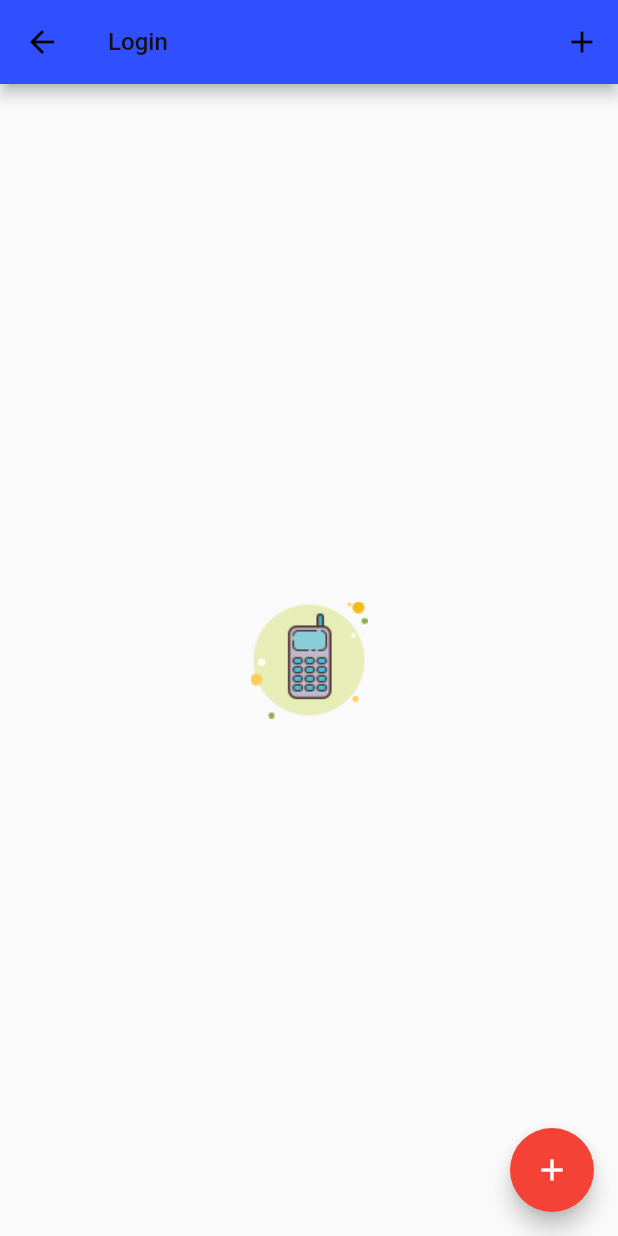
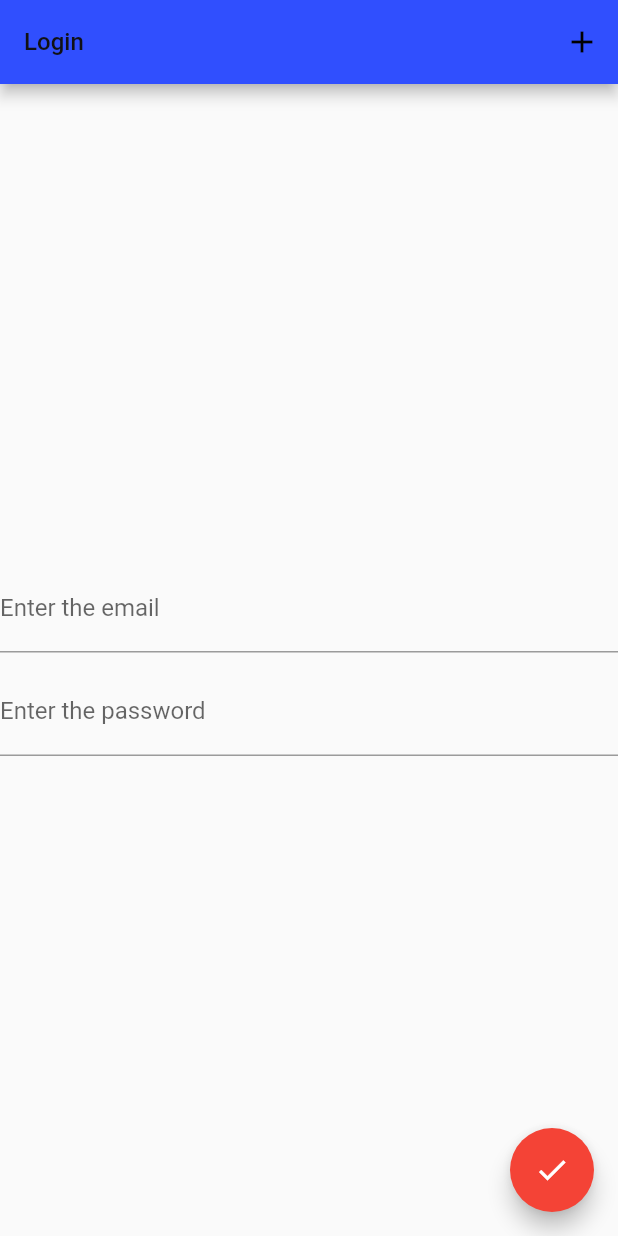
Before and after one commit to vientn1998/base_app_flutter, a Flutter app: the LoginScreen screen opened directly, on a phone screen of 412 x 824 dp. Run offline on Flutter 3.47's test engine with Material 2 defaults, Android fonts, the phone set to English and light mode, and no system bars; our stand-ins replace bloc, connectivity, dio, equatable, flutter_bloc, fluttertoast and 4 more; missing offline and left inert: app_settings; accounts and stored records are empty.

```diff
--- /dev/null
+++ b/lib/app/import_file_global.dart
@@ -0,0 +1,3 @@
+export '../widgets/app_widgets.dart';
+export '../app/injector.dart';
+export '../provider/login_provider.dart';
--- /dev/null
+++ b/lib/data/services/login/login_api.dart
@@ -0,0 +1,3 @@
+import 'package:base_app_flutter/data/services/api_base.dart';
+
+class LoginServices extends BaseApi {}
--- /dev/null
+++ b/lib/data/services/login/login_repository.dart
@@ -0,0 +1 @@
+class LoginRespository {}
--- a/lib/main.dart
+++ b/lib/main.dart
@@ -1,6 +1,8 @@
 import 'package:flutter/material.dart';
+import 'app/injector.dart';
 import 'app/my_app.dart';
 
 void main() {
+  setupGetIt();
   runApp(MyApp());
 }
--- /dev/null
+++ b/lib/provider/login_provider.dart
@@ -0,0 +1,17 @@
+import 'package:flutter/material.dart';
+import 'package:validators/validators.dart';
+
+class LoginProvider extends ChangeNotifier {
+  String email;
+  String password;
+  bool isValidEmail = true;
+  bool isValidPassword = true;
+
+  login(String email, String password) {
+    this.isValidEmail = isEmail(email);
+    this.isValidPassword =
+        password.trim().isNotEmpty && password.trim().length >= 6;
+    if (this.isValidEmail && this.isValidPassword) {}
+    notifyListeners();
+  }
+}
--- a/lib/screens/login_screen.dart
+++ b/lib/screens/login_screen.dart
@@ -1,6 +1,7 @@
 import 'package:base_app_flutter/constants/app_theme.dart';
 import 'package:base_app_flutter/screens/register_screen.dart';
-import 'package:base_app_flutter/utils/string_utils.dart';
+import 'package:provider/provider.dart';
+import '../app/import_file_global.dart';
 import 'package:flutter/material.dart';
 import 'package:get/get.dart';
 
@@ -10,30 +11,60 @@ class LoginScreen extends StatefulWidget {
 }
 
 class _LoginScreenState extends State<LoginScreen> {
+  var emailController = TextEditingController();
+  var passwordController = TextEditingController();
   @override
   Widget build(BuildContext context) {
     return Scaffold(
       appBar: AppBar(
-        title: Text("Login", style: AppTheme.text16MediumTitle,),
+        title: Text(
+          "Login",
+          style: AppTheme.text16MediumTitle,
+        ),
         actions: [
-          IconButton(icon: Icon(Icons.add), onPressed: () {
-            Get.to(LoginScreen());
-          })
+          IconButton(
+              icon: Icon(Icons.add),
+              onPressed: () {
+                Get.to(RegisterScreen());
+              })
         ],
       ),
       body: Center(
-        child: AspectRatio(
-          aspectRatio: 1/1,
-          child: Image.asset(StringUtils.getUrlAssets("ic_sms"), height: 200, width: 200,),
+        child: Consumer<LoginProvider>(
+          builder: (context, provider, child) {
+            return Column(
+              mainAxisAlignment: MainAxisAlignment.center,
+              children: [
+                TextField(
+                  controller: emailController,
+                  decoration: InputDecoration(
+                    labelText: 'Enter the email',
+                  ),
+                ),
+                provider.isValidEmail ? Container() : Text("Invalid Email"),
+                sizedBoxHeight(10),
+                TextField(
+                  controller: passwordController,
+                  obscureText: true,
+                  decoration: InputDecoration(
+                    labelText: 'Enter the password',
+                  ),
+                ),
+                provider.isValidPassword
+                    ? Container()
+                    : Text("Invalid Password"),
+              ],
+            );
+          },
         ),
       ),
       floatingActionButton: FloatingActionButton(
         onPressed: () {
-          Get.back();
-          Get.back();
+          Provider.of<LoginProvider>(context, listen: false)
+              .login(emailController.text, passwordController.text);
         },
         tooltip: 'Fetch',
-        child: Icon(Icons.add),
+        child: Icon(Icons.check),
       ),
     );
   }
--- /dev/null
+++ b/lib/widgets/app_widgets.dart
@@ -0,0 +1,13 @@
+import 'package:flutter/material.dart';
+
+Widget sizedBoxHeight(double height) {
+  return SizedBox(
+    height: height,
+  );
+}
+
+Widget sizedBoxWidth(double width) {
+  return SizedBox(
+    width: width,
+  );
+}
```
Also changed, not shown: lib/app/injector.dart (added, +8 -0 lines), lib/app/my_app.dart (+33 -19 lines), lib/data/network/api_exceptions.dart (+11 -4 lines), lib/data/services/api_base.dart (added, +98 -0 lines), lib/screens/splash_screen.dart (deleted, +0 -60 lines), pubspec.yaml (+22 -21 lines).
